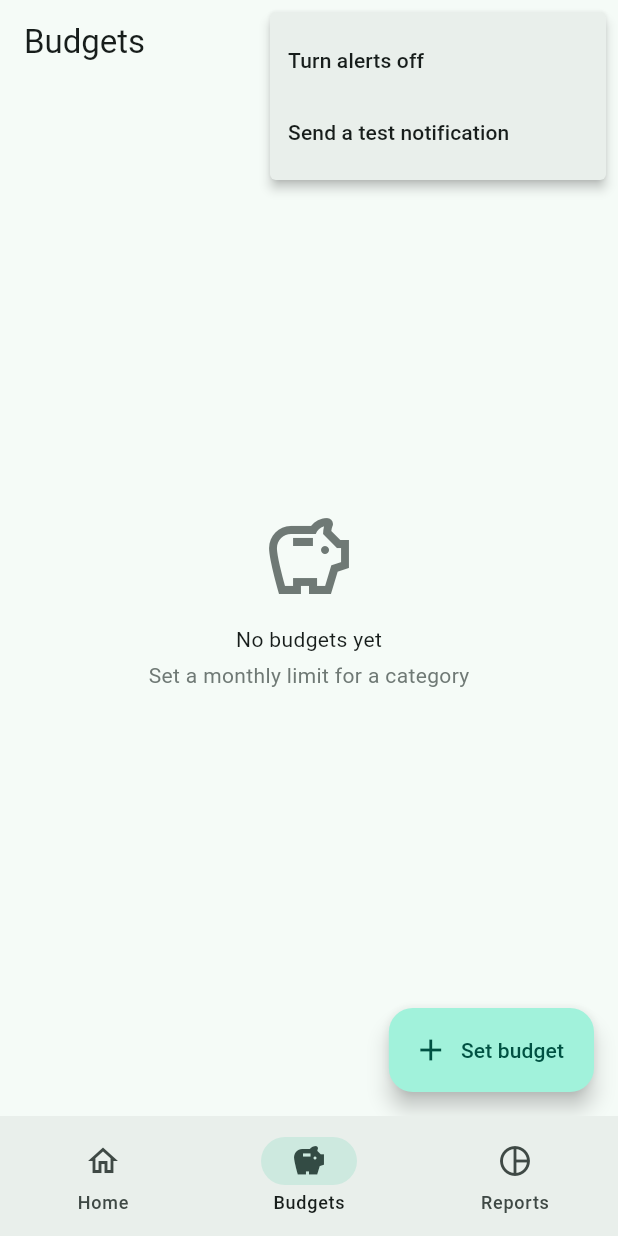
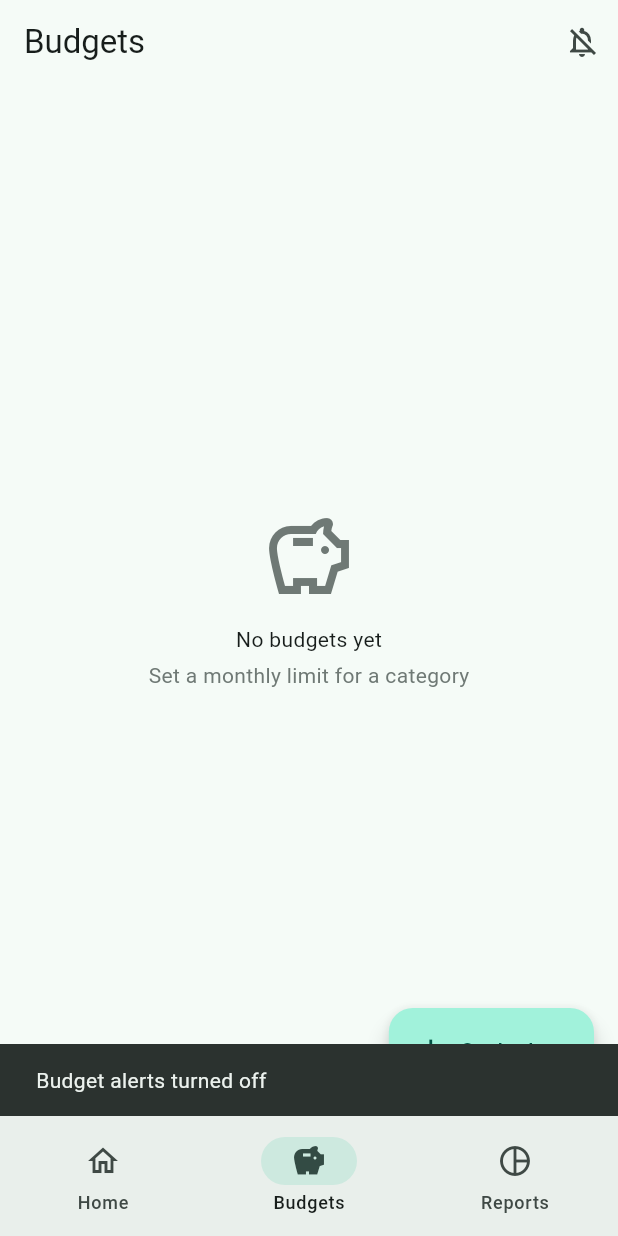
Before and after one commit to YasOnline177/spendly, a Flutter app: the screen it shows once a user with an empty profile is signed in, item 2 of the bottom bar chosen, after a tap on the "notifications active" icon, on a phone screen of 412 x 824 dp. Run offline on Flutter 3.47's test engine with Material 3 defaults, Android fonts, the phone set to English and light mode, and no system bars; our stand-ins replace cloud_firestore, drift, drift_flutter, firebase_auth, firebase_core, fl_chart and 3 more; accounts and stored records are empty; generated files the repository leaves out were written again.

Commit message:
refactor: remove the test notification button

```diff
--- a/lib/features/budgets/presentation/budgets_screen.dart
+++ b/lib/features/budgets/presentation/budgets_screen.dart
@@ -22,26 +22,16 @@ class BudgetsScreen extends ConsumerWidget {
       appBar: AppBar(
         title: const Text('Budgets'),
         actions: [
-          PopupMenuButton<String>(
-            tooltip: 'Budget alerts',
+          IconButton(
+            tooltip: alertsOn
+                ? 'Budget alerts are on'
+                : 'Budget alerts are off',
             icon: Icon(
               alertsOn
                   ? Icons.notifications_active_outlined
                   : Icons.notifications_off_outlined,
             ),
-            onSelected: (value) => value == 'toggle'
-                ? _toggleAlerts(context, ref, !alertsOn)
-                : _sendTest(context, ref),
-            itemBuilder: (_) => [
-              PopupMenuItem(
-                value: 'toggle',
-                child: Text(alertsOn ? 'Turn alerts off' : 'Turn alerts on'),
-              ),
-              const PopupMenuItem(
-                value: 'test',
-                child: Text('Send a test notification'),
-              ),
-            ],
+            onPressed: () => _toggleAlerts(context, ref, !alertsOn),
           ),
         ],
       ),
@@ -355,16 +345,3 @@ Future<void> _toggleAlerts(
     ..clearSnackBars()
     ..showSnackBar(SnackBar(content: Text(message)));
 }
-
-Future<void> _sendTest(BuildContext context, WidgetRef ref) async {
-  final problem = await ref
-      .read(alertSettingsProvider.notifier)
-      .sendTestNotification();
-  if (!context.mounted || problem == null) return;
-
-  ScaffoldMessenger.of(context)
-    ..clearSnackBars()
-    ..showSnackBar(
-      SnackBar(content: Text(problem), duration: const Duration(seconds: 10)),
-    );
-}
```
Also changed, not shown: lib/features/alerts/application/alert_provider.dart (+0 -17 lines), 3 other files.
